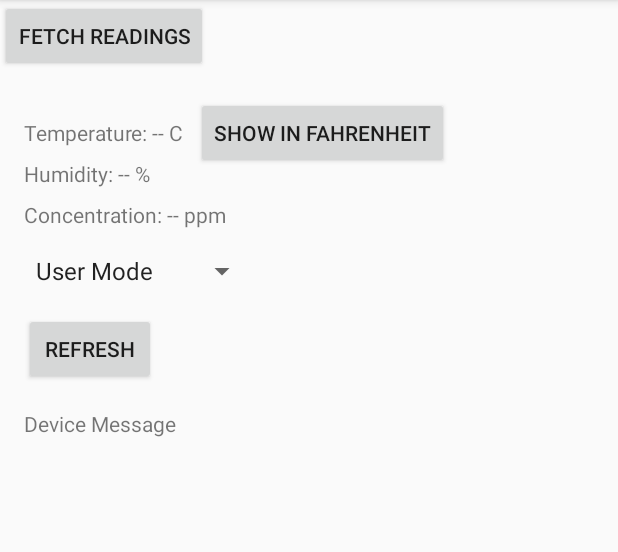
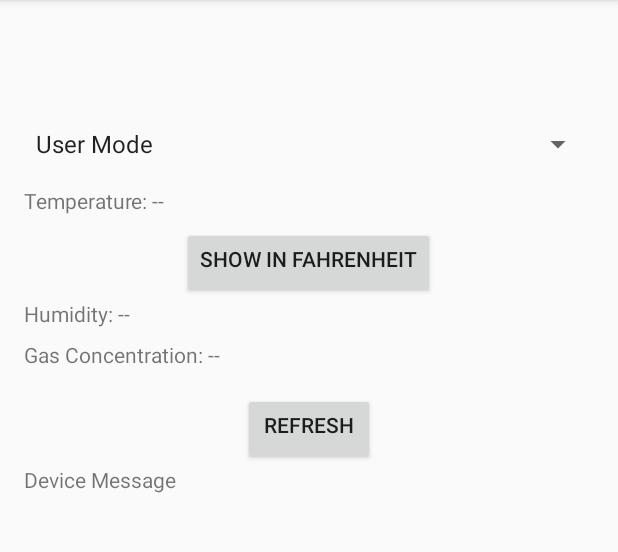
Before and after one commit to y-varde/SmartHomeMonitoringSystem, an Android app: the DeviceDetailActivity screen opened directly, with no data from a screen before it, on a phone screen of 412 x 824 dp, the part 84-636 px from its top. Run offline under Robolectric (Android 15) with nearby library versions, the phone set to English and light mode, and no system bars; 1 statement that could not run was skipped.

Commit message:
modified app layout

```diff
--- a/app/src/main/java/com/example/cv/eeepois/DeviceDetailActivity.java
+++ b/app/src/main/java/com/example/cv/eeepois/DeviceDetailActivity.java
@@ -67,6 +67,7 @@ public class DeviceDetailActivity extends AppCompatActivity {
     private StringBuilder messageBuilder = new StringBuilder();
     private boolean showInFahrenheit = false;
     private boolean isArmed = false;
+    private boolean fetchCommandSent = false;
     private int samplingRate = 1; // Default sampling rate in seconds
     private int tempMinThreshold = 0; // Default minimum temperature threshold
     private int tempMaxThreshold = 43; // Default maximum temperature threshold
@@ -259,6 +260,11 @@ public class DeviceDetailActivity extends AppCompatActivity {
         bluetoothGatt = device.connectGatt(this, false, gattCallback);
     }
 
+    private void fetchSensorReadings() {
+        sendMessageToDevice("F");
+        fetchCommandSent = true;
+    }
+
     private final BluetoothGattCallback gattCallback = new BluetoothGattCallback() {
         @Override
         public void onConnectionStateChange(BluetoothGatt gatt, int status, int newState) {
@@ -334,6 +340,10 @@ public class DeviceDetailActivity extends AppCompatActivity {
                 @Override
                 public void run() {
                     displayMessage(completeMessage);
+                    if (fetchCommandSent) {
+                        showToast("Recent sensor readings retrieved");
+                        fetchCommandSent = false; // Reset the flag
+                    }
                 }
             });
         }
@@ -445,6 +455,7 @@ public class DeviceDetailActivity extends AppCompatActivity {
             edtHumidityThreshold.setVisibility(View.VISIBLE);
             edtGasMinThreshold.setVisibility(View.VISIBLE);
             edtGasMaxThreshold.setVisibility(View.VISIBLE);
+            btnFetchReadings.setVisibility(View.VISIBLE);
         } else {
             btnArmSystem.setVisibility(View.GONE);
             txtSamplingRate.setVisibility(View.GONE);
@@ -455,6 +466,7 @@ public class DeviceDetailActivity extends AppCompatActivity {
             edtHumidityThreshold.setVisibility(View.GONE);
             edtGasMinThreshold.setVisibility(View.GONE);
             edtGasMaxThreshold.setVisibility(View.GONE);
+            btnFetchReadings.setVisibility(View.GONE);
         }
     }
 
--- a/app/src/main/res/layout/activity_device_detail.xml
+++ b/app/src/main/res/layout/activity_device_detail.xml
@@ -1,216 +1,169 @@
 <?xml version="1.0" encoding="utf-8"?>
-<android.support.constraint.ConstraintLayout xmlns:android="http://schemas.android.com/apk/res/android"
+<ScrollView xmlns:android="http://schemas.android.com/apk/res/android"
     xmlns:app="http://schemas.android.com/apk/res-auto"
     xmlns:tools="http://schemas.android.com/tools"
     android:layout_width="match_parent"
     android:layout_height="match_parent"
     tools:context=".DeviceDetailActivity">
 
+    <LinearLayout
+        android:layout_width="match_parent"
+        android:layout_height="wrap_content"
+        android:orientation="vertical"
+        android:padding="16dp">
+
         <TextView
             android:id="@+id/txtDeviceName"
             android:layout_width="wrap_content"
             android:layout_height="wrap_content"
             android:text="Device Name"
-        app:layout_constraintTop_toTopOf="parent"
-        app:layout_constraintStart_toStartOf="parent"
-        app:layout_constraintEnd_toEndOf="parent"
-        android:layout_marginTop="16dp" />
+            android:textSize="18sp"
+            android:textStyle="bold"
+            android:layout_gravity="center_horizontal"
+            android:paddingBottom="8dp"/>
 
         <TextView
             android:id="@+id/txtDeviceAddress"
             android:layout_width="wrap_content"
             android:layout_height="wrap_content"
             android:text="Device Address"
-        app:layout_constraintTop_toBottomOf="@id/txtDeviceName"
-        app:layout_constraintStart_toStartOf="parent"
-        app:layout_constraintEnd_toEndOf="parent"
-        android:layout_marginTop="8dp" />
+            android:layout_gravity="center_horizontal"
+            android:paddingBottom="16dp"/>
+
+        <Spinner
+            android:id="@+id/mode_spinner"
+            android:layout_width="match_parent"
+            android:layout_height="wrap_content"
+            android:layout_marginBottom="16dp"/>
 
         <TextView
             android:id="@+id/txtTemperature"
             android:layout_width="wrap_content"
             android:layout_height="wrap_content"
-        android:text="Temperature: -- C"
-        app:layout_constraintTop_toBottomOf="@id/txtDeviceAddress"
-        app:layout_constraintStart_toStartOf="parent"
-        android:layout_marginTop="16dp"
-        android:layout_marginStart="16dp" />
+            android:text="Temperature: --"
+            android:paddingBottom="8dp"/>
 
         <Button
             android:id="@+id/btnToggleTempUnit"
             android:layout_width="wrap_content"
             android:layout_height="wrap_content"
             android:text="Show in Fahrenheit"
-        app:layout_constraintTop_toTopOf="@id/txtTemperature"
-        app:layout_constraintBottom_toBottomOf="@id/txtTemperature"
-        app:layout_constraintStart_toEndOf="@id/txtTemperature"
-        android:layout_marginStart="8dp" />
-
-    <EditText
-        android:id="@+id/edtTempMinThreshold"
-        android:layout_width="wrap_content"
-        android:layout_height="wrap_content"
-        android:hint="Min Temp"
-        android:inputType="number"
-        android:visibility="gone"
-        app:layout_constraintTop_toTopOf="@id/txtTemperature"
-        app:layout_constraintBottom_toBottomOf="@id/txtTemperature"
-        app:layout_constraintStart_toEndOf="@id/btnToggleTempUnit"
-        android:layout_marginStart="8dp" />
-
-    <EditText
-        android:id="@+id/edtTempMaxThreshold"
-        android:layout_width="wrap_content"
-        android:layout_height="wrap_content"
-        android:hint="Max Temp"
-        android:inputType="number"
-        android:visibility="gone"
-        app:layout_constraintTop_toTopOf="@id/txtTemperature"
-        app:layout_constraintBottom_toBottomOf="@id/txtTemperature"
-        app:layout_constraintStart_toEndOf="@id/edtTempMinThreshold"
-        android:layout_marginStart="8dp" />
+            android:layout_gravity="center_horizontal"
+            android:paddingBottom="16dp"/>
 
         <TextView
             android:id="@+id/txtHumidity"
             android:layout_width="wrap_content"
             android:layout_height="wrap_content"
-        android:text="Humidity: -- %"
-        app:layout_constraintTop_toBottomOf="@id/txtTemperature"
-        app:layout_constraintStart_toStartOf="parent"
-        android:layout_marginTop="8dp"
-        android:layout_marginStart="16dp" />
-
-    <EditText
-        android:id="@+id/edtHumidityThreshold"
-        android:layout_width="wrap_content"
-        android:layout_height="wrap_content"
-        android:hint="Humidity %"
-        android:inputType="number"
-        android:visibility="gone"
-        app:layout_constraintTop_toTopOf="@id/txtHumidity"
-        app:layout_constraintBottom_toBottomOf="@id/txtHumidity"
-        app:layout_constraintStart_toEndOf="@id/txtHumidity"
-        android:layout_marginStart="8dp" />
+            android:text="Humidity: --"
+            android:paddingBottom="8dp"/>
 
         <TextView
             android:id="@+id/txtGasConcentration"
             android:layout_width="wrap_content"
             android:layout_height="wrap_content"
-        android:text="Concentration: -- ppm"
-        app:layout_constraintTop_toBottomOf="@id/txtHumidity"
-        app:layout_constraintStart_toStartOf="parent"
-        android:layout_marginTop="8dp"
-        android:layout_marginStart="16dp" />
-
-    <EditText
-        android:id="@+id/edtGasMinThreshold"
-        android:layout_width="wrap_content"
-        android:layout_height="wrap_content"
-        android:hint="Min Gas"
-        android:inputType="number"
-        android:visibility="gone"
-        app:layout_constraintTop_toTopOf="@id/txtGasConcentration"
-        app:layout_constraintBottom_toBottomOf="@id/txtGasConcentration"
-        app:layout_constraintStart_toEndOf="@id/txtGasConcentration"
-        android:layout_marginStart="8dp" />
-
-    <EditText
-        android:id="@+id/edtGasMaxThreshold"
-        android:layout_width="wrap_content"
-        android:layout_height="wrap_content"
-        android:hint="Max Gas"
-        android:inputType="number"
-        android:visibility="gone"
-        app:layout_constraintTop_toTopOf="@id/txtGasConcentration"
-        app:layout_constraintBottom_toBottomOf="@id/txtGasConcentration"
-        app:layout_constraintStart_toEndOf="@id/edtGasMinThreshold"
-        android:layout_marginStart="8dp" />
-
-    <Spinner
-        android:id="@+id/mode_spinner"
-        android:layout_width="wrap_content"
-        android:layout_height="wrap_content"
-        android:entries="@array/mode_array"
-        app:layout_constraintTop_toBottomOf="@id/txtGasConcentration"
-        app:layout_constraintStart_toStartOf="parent"
-        android:layout_marginTop="16dp"
-        android:layout_marginStart="16dp" />
+            android:text="Gas Concentration: --"
+            android:paddingBottom="16dp"/>
 
         <TextView
             android:id="@+id/txtSamplingRate"
             android:layout_width="wrap_content"
             android:layout_height="wrap_content"
-        android:text="Sampling Rate: 1s"
-        app:layout_constraintTop_toBottomOf="@id/mode_spinner"
-        app:layout_constraintStart_toStartOf="parent"
-        android:layout_marginTop="16dp"
-        android:layout_marginStart="16dp"
-        android:visibility="gone" />
+            android:text="Sampling Rate: --"
+            android:paddingBottom="8dp"
+            android:visibility="gone"/>
 
         <SeekBar
             android:id="@+id/seekBarSamplingRate"
-        android:layout_width="0dp"
+            android:layout_width="match_parent"
             android:layout_height="wrap_content"
-        android:max="10"
-        android:progress="1"
-        app:layout_constraintTop_toBottomOf="@id/txtSamplingRate"
-        app:layout_constraintStart_toStartOf="parent"
-        app:layout_constraintEnd_toEndOf="parent"
-        android:layout_marginTop="8dp"
-        android:layout_marginStart="16dp"
-        android:layout_marginEnd="16dp"
-        android:visibility="gone" />
+            android:paddingBottom="16dp"
+            android:visibility="gone"/>
 
         <Button
             android:id="@+id/btnUpdateSamplingRate"
             android:layout_width="wrap_content"
             android:layout_height="wrap_content"
-        android:text="Update"
-        android:visibility="gone"
-        app:layout_constraintTop_toBottomOf="@id/seekBarSamplingRate"
-        app:layout_constraintStart_toStartOf="parent"
-        android:layout_marginTop="16dp"
-        android:layout_marginStart="16dp" />
+            android:text="Update Sampling Rate"
+            android:layout_gravity="center_horizontal"
+            android:paddingBottom="16dp"
+            android:visibility="gone"/>
+
+        <EditText
+            android:id="@+id/edtTempMinThreshold"
+            android:layout_width="match_parent"
+            android:layout_height="wrap_content"
+            android:hint="Min Temperature Threshold"
+            android:inputType="number"
+            android:paddingBottom="8dp"
+            android:visibility="gone"/>
+
+        <EditText
+            android:id="@+id/edtTempMaxThreshold"
+            android:layout_width="match_parent"
+            android:layout_height="wrap_content"
+            android:hint="Max Temperature Threshold"
+            android:inputType="number"
+            android:paddingBottom="8dp"
+            android:visibility="gone"/>
+
+        <EditText
+            android:id="@+id/edtHumidityThreshold"
+            android:layout_width="match_parent"
+            android:layout_height="wrap_content"
+            android:hint="Humidity Threshold"
+            android:inputType="number"
+            android:paddingBottom="8dp"
+            android:visibility="gone"/>
+
+        <EditText
+            android:id="@+id/edtGasMinThreshold"
+            android:layout_width="match_parent"
+            android:layout_height="wrap_content"
+            android:hint="Min Gas Concentration Threshold"
+            android:inputType="number"
+            android:paddingBottom="8dp"
+            android:visibility="gone"/>
+
+        <EditText
+            android:id="@+id/edtGasMaxThreshold"
+            android:layout_width="match_parent"
+            android:layout_height="wrap_content"
+            android:hint="Max Gas Concentration Threshold"
+            android:inputType="number"
+            android:paddingBottom="16dp"
+            android:visibility="gone"/>
 
         <Button
             android:id="@+id/btnArmSystem"
             android:layout_width="wrap_content"
             android:layout_height="wrap_content"
             android:text="ARM SYSTEM"
-        android:visibility="gone"
-        app:layout_constraintTop_toBottomOf="@id/btnUpdateSamplingRate"
-        app:layout_constraintStart_toStartOf="parent"
-        android:layout_marginTop="16dp"
-        android:layout_marginStart="16dp" />
+            android:layout_gravity="center_horizontal"
+            android:paddingBottom="16dp"
+            android:visibility="gone"/>
+
+        <Button
+            android:id="@+id/btnFetchReadings"
+            android:layout_width="wrap_content"
+            android:layout_height="wrap_content"
+            android:text="Fetch Readings"
+            android:layout_gravity="center_horizontal"
+            android:paddingBottom="16dp"/>
 
         <Button
             android:id="@+id/btnRefresh"
             android:layout_width="wrap_content"
             android:layout_height="wrap_content"
             android:text="Refresh"
-        app:layout_constraintTop_toBottomOf="@id/btnArmSystem"
-        app:layout_constraintStart_toStartOf="parent"
-        android:layout_marginTop="16dp"
-        android:layout_marginStart="16dp" />
+            android:layout_gravity="center_horizontal"
+            android:paddingBottom="16dp"/>
 
         <TextView
             android:id="@+id/txtDeviceMessage"
-        android:layout_width="0dp"
+            android:layout_width="match_parent"
             android:layout_height="wrap_content"
             android:text="Device Message"
-        app:layout_constraintTop_toBottomOf="@id/btnRefresh"
-        app:layout_constraintStart_toStartOf="parent"
-        app:layout_constraintEnd_toEndOf="parent"
-        android:layout_marginTop="16dp"
-        android:layout_marginStart="16dp"
-        android:layout_marginEnd="16dp" />
-
-    <Button
-        android:id="@+id/btnFetchReadings"
-        android:layout_width="wrap_content"
-        android:layout_height="wrap_content"
-        android:text="Fetch Readings"
-        android:layout_marginTop="16dp"
-        android:layout_gravity="center_horizontal"/>
-
-</android.support.constraint.ConstraintLayout>
+            android:paddingBottom="16dp"/>
+    </LinearLayout>
+</ScrollView>
```
Also changed, not shown: 1 other file. Lines whose indentation alone changed are shown as unchanged.
